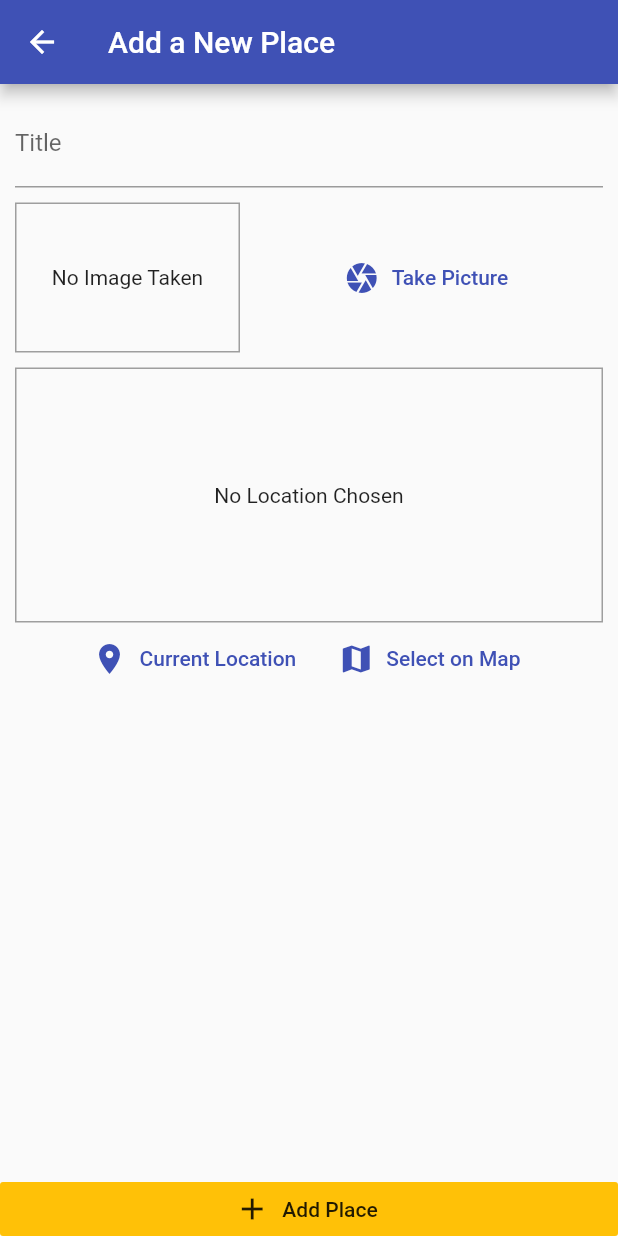
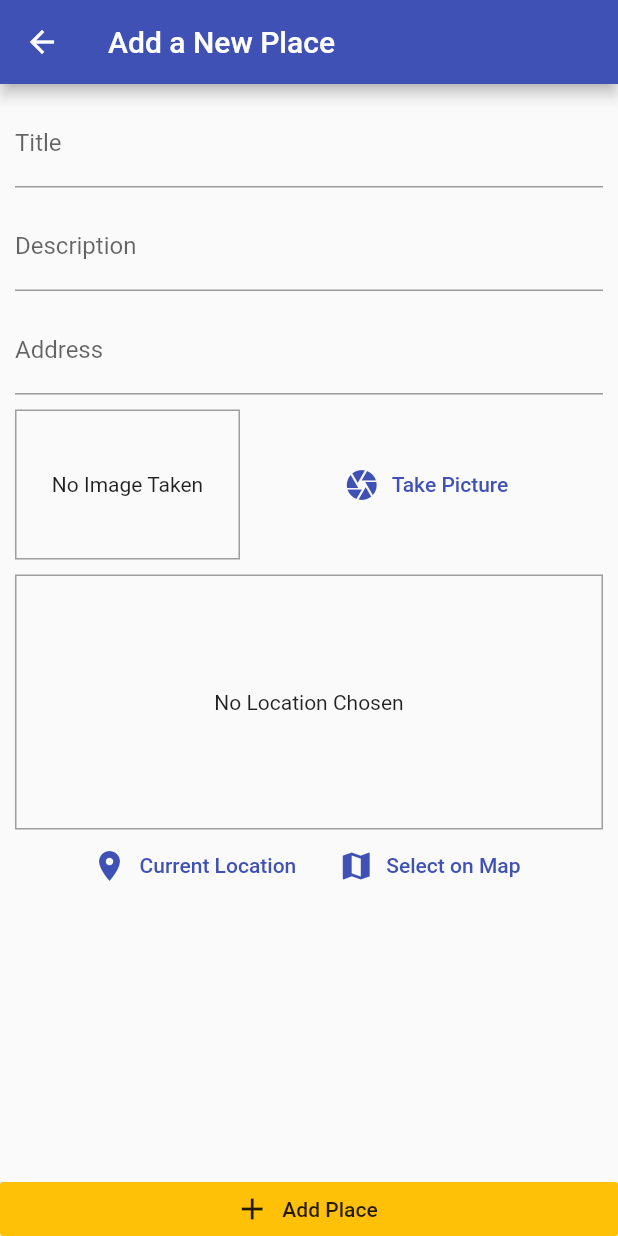
Before and after one commit to vishwaaa-kumar/loca_note, a Flutter app: the AddPlaceScreen screen opened by its route, after a tap on "Add Place", on a phone screen of 412 x 824 dp. Run offline on Flutter 3.47's test engine with Material 2 defaults, Android fonts, the phone set to English and light mode, and no system bars; our stand-ins replace google_maps_flutter, image_picker, location, sqflite; accounts and stored records are empty.

Commit message:
Update add_place_screen.dart

```diff
--- a/lib/screens/add_place_screen.dart
+++ b/lib/screens/add_place_screen.dart
@@ -18,6 +18,7 @@ class AddPlaceScreen extends StatefulWidget {
 class _AddPlaceScreenState extends State<AddPlaceScreen> {
 
   final _titleController=TextEditingController();
+  final _descriptionController=TextEditingController();
   File _pickedImage;
   PlaceLocation _pickedLocation;
 
@@ -31,11 +32,11 @@ class _AddPlaceScreenState extends State<AddPlaceScreen> {
 
   void _savePlace() {
 
-    if(_titleController.text.isEmpty||_pickedImage==null||_pickedLocation==null) {
+    if(_titleController.text.isEmpty||_descriptionController.text.isEmpty||_pickedImage==null||_pickedLocation==null) {
       return;
     }
     Provider.of<GreatPlaces>(context, listen:false)
-      .addPlace(_titleController.text, _pickedImage, _pickedLocation);
+      .addPlace(_titleController.text, _descriptionController.text, _pickedImage, _pickedLocation);
     Navigator.of(context).pop();
   }
 
@@ -60,6 +61,15 @@ class _AddPlaceScreenState extends State<AddPlaceScreen> {
                       controller: _titleController,
                     ),
                     SizedBox(height:10,),
+                    TextField(
+                      decoration: InputDecoration(labelText: 'Description'),
+                      controller: _descriptionController,
+                    ),
+                    SizedBox(height:10,),
+                    TextField(
+                      decoration: InputDecoration(labelText: 'Address'),
+                    ),
+                    SizedBox(height:10,),
                     ImageInput(_selectImage),
                     SizedBox(height: 10,),
                     LocationInput(_selectPlace),
```
